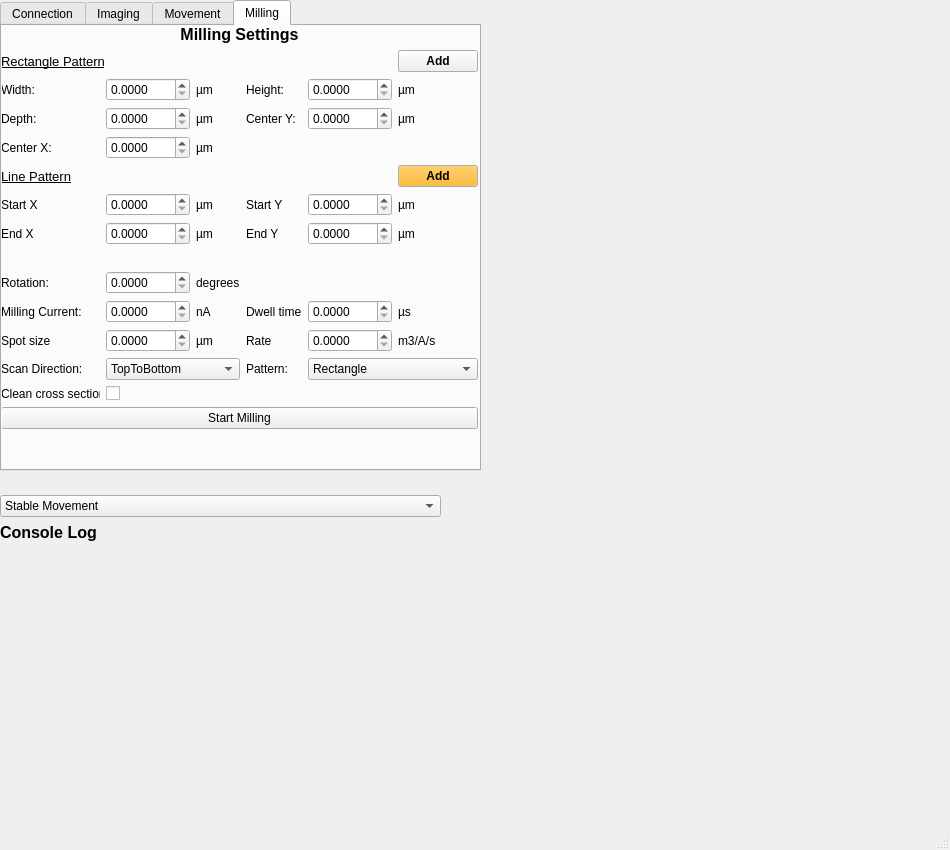
Qt form fibsem/ui/qtdesigner_files/connect.ui (DeMarcoLab/fibsem) before a commit.
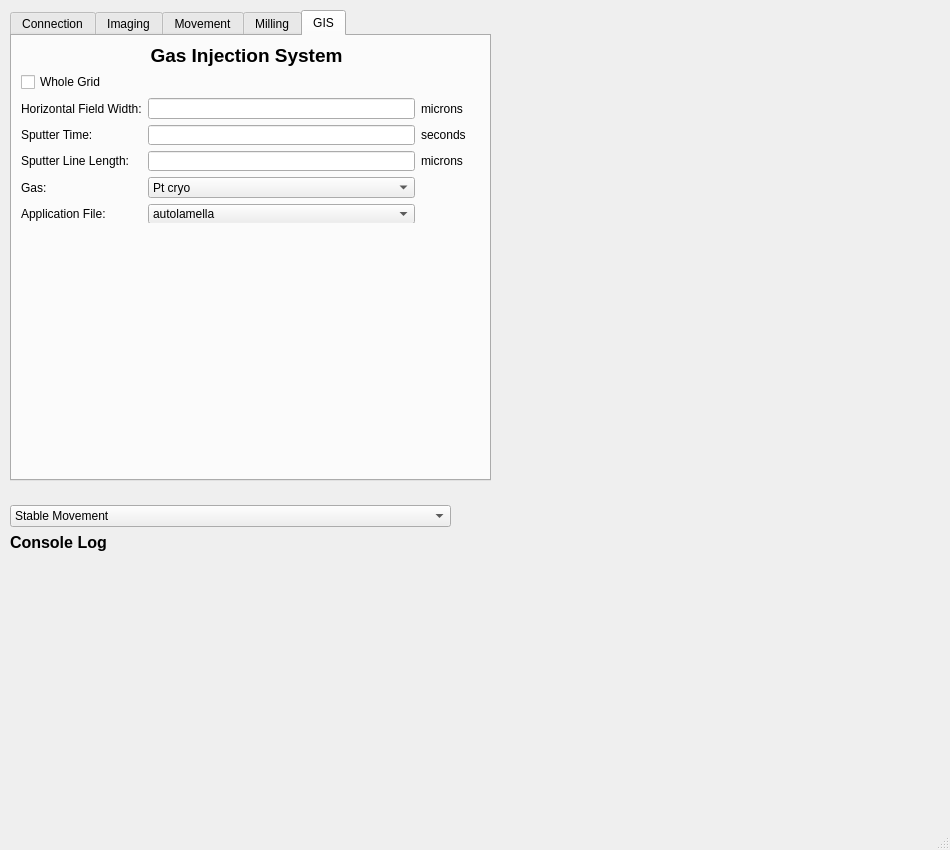
The same form after that commit.

Commit message: Begun adding GIS to test UI

What changed in the file:
```diff
--- a/fibsem/ui/qtdesigner_files/connect.ui
+++ b/fibsem/ui/qtdesigner_files/connect.ui
@@ -26,8 +26,8 @@
    <widget class="QTabWidget" name="tabWidget">
     <property name="geometry">
      <rect>
-      <x>0</x>
-      <y>0</y>
+      <x>10</x>
+      <y>10</y>
       <width>481</width>
       <height>471</height>
      </rect>
@@ -36,7 +36,7 @@
      <bool>true</bool>
     </property>
     <property name="currentIndex">
-     <number>3</number>
+     <number>4</number>
     </property>
     <widget class="QWidget" name="Connection">
      <attribute name="title">
@@ -1310,12 +1310,136 @@
       </layout>
      </widget>
     </widget>
+    <widget class="QWidget" name="tab_4">
+     <attribute name="title">
+      <string>GIS</string>
+     </attribute>
+     <widget class="QWidget" name="gridLayoutWidget_3">
+      <property name="geometry">
+       <rect>
+        <x>9</x>
+        <y>9</y>
+        <width>451</width>
+        <height>178</height>
+       </rect>
+      </property>
+      <layout class="QGridLayout" name="gridLayout_4">
+       <item row="3" column="2">
+        <widget class="QLabel" name="label_75">
+         <property name="text">
+          <string>microns</string>
+         </property>
+        </widget>
+       </item>
+       <item row="6" column="1">
+        <widget class="QComboBox" name="comboBox_2">
+         <item>
+          <property name="text">
+           <string>Pt cryo</string>
+          </property>
+         </item>
+        </widget>
+       </item>
+       <item row="3" column="0">
+        <widget class="QLabel" name="label_72">
+         <property name="text">
+          <string>Horizontal Field Width:</string>
+         </property>
+        </widget>
+       </item>
+       <item row="4" column="2">
+        <widget class="QLabel" name="label_76">
+         <property name="text">
+          <string>seconds</string>
+         </property>
+        </widget>
+       </item>
+       <item row="0" column="0" colspan="4">
+        <widget class="QLabel" name="label_71">
+         <property name="font">
+          <font>
+           <pointsize>14</pointsize>
+           <weight>75</weight>
+           <bold>true</bold>
+          </font>
+         </property>
+         <property name="text">
+          <string>Gas Injection System</string>
+         </property>
+         <property name="alignment">
+          <set>Qt::AlignCenter</set>
+         </property>
+        </widget>
+       </item>
+       <item row="4" column="0">
+        <widget class="QLabel" name="label_73">
+         <property name="text">
+          <string>Sputter Time:</string>
+         </property>
+        </widget>
+       </item>
+       <item row="7" column="0">
+        <widget class="QLabel" name="label_79">
+         <property name="text">
+          <string>Application File:</string>
+         </property>
+        </widget>
+       </item>
+       <item row="5" column="2">
+        <widget class="QLabel" name="label_77">
+         <property name="text">
+          <string>microns</string>
+         </property>
+        </widget>
+       </item>
+       <item row="7" column="1">
+        <widget class="QComboBox" name="comboBox_3">
+         <item>
+          <property name="text">
+           <string>autolamella</string>
+          </property>
+         </item>
+        </widget>
+       </item>
+       <item row="4" column="1">
+        <widget class="QLineEdit" name="lineEdit_2"/>
+       </item>
+       <item row="3" column="1">
+        <widget class="QLineEdit" name="lineEdit"/>
+       </item>
+       <item row="5" column="0">
+        <widget class="QLabel" name="label_74">
+         <property name="text">
+          <string>Sputter Line Length:</string>
+         </property>
+        </widget>
+       </item>
+       <item row="6" column="0">
+        <widget class="QLabel" name="label_78">
+         <property name="text">
+          <string>Gas:</string>
+         </property>
+        </widget>
+       </item>
+       <item row="5" column="1">
+        <widget class="QLineEdit" name="lineEdit_3"/>
+       </item>
+       <item row="1" column="0">
+        <widget class="QCheckBox" name="checkBox">
+         <property name="text">
+          <string>Whole Grid</string>
+         </property>
+        </widget>
+       </item>
+      </layout>
+     </widget>
+    </widget>
    </widget>
    <widget class="QWidget" name="verticalLayoutWidget_2">
     <property name="geometry">
      <rect>
-      <x>0</x>
-      <y>470</y>
+      <x>10</x>
+      <y>480</y>
       <width>441</width>
       <height>271</height>
      </rect>
```
